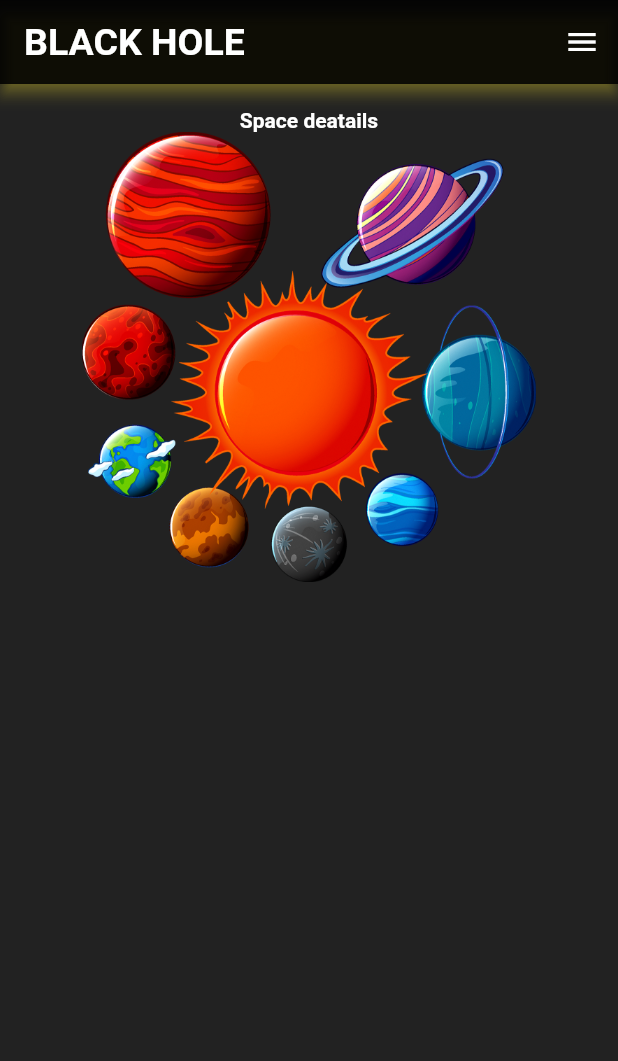
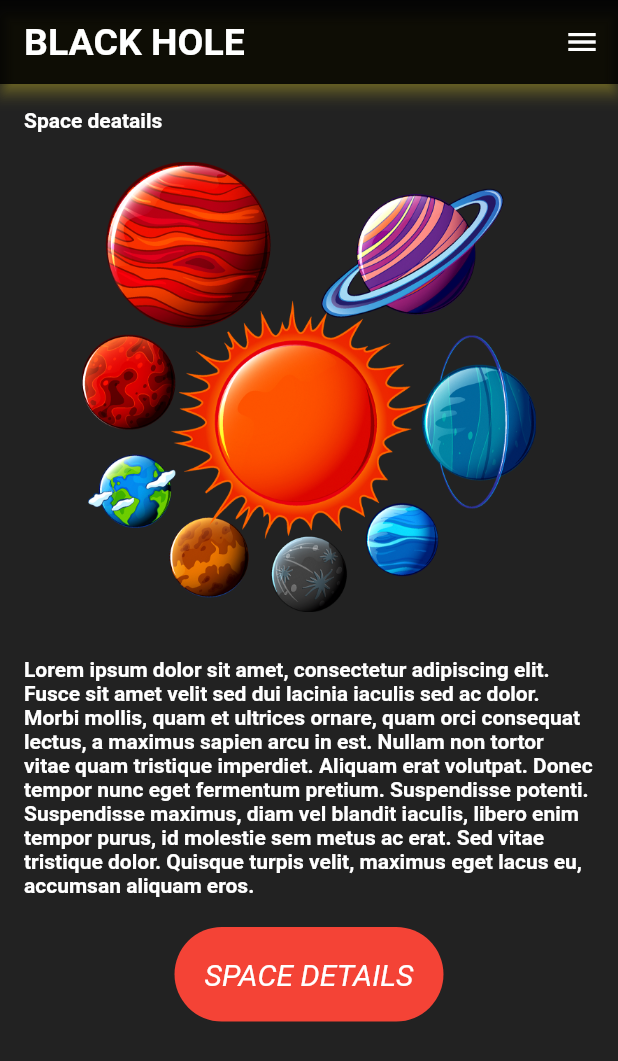
Before and after one commit to isharax9/Solar-System, a Flutter app: the screen it shows after launch, on a phone screen of 412 x 824 dp. Shown: the top 1061 px of the screen. Run offline on Flutter 3.47's test engine with Material 2 defaults, Android fonts, the light colour scheme and no system bars.

Commit message:
First page ok

```diff
--- a/lib/main.dart
+++ b/lib/main.dart
@@ -26,10 +26,11 @@ class MyApp extends StatelessWidget {
           ),
           actions: [IconButton(onPressed: () {}, icon: const Icon(Icons.menu))],
         ),
-        body: Padding(
-          padding: EdgeInsets.all(16),
+        body: SingleChildScrollView(
+          child: Padding(
+            padding: const EdgeInsets.all(16),
             child: Column(
-
+              crossAxisAlignment: CrossAxisAlignment.start,
               children: [
                 const Text(
                   "Space deatails",
@@ -38,6 +39,9 @@ class MyApp extends StatelessWidget {
                       fontSize: 14,
                       color: Color.fromARGB(255, 255, 255, 255)),
                 ),
+                const SizedBox(
+                  height: 20,
+                ),
                 Center(
                   child: Image.asset(
                     "assets/space1.png",
@@ -45,7 +49,38 @@ class MyApp extends StatelessWidget {
                     scale: 2,
                   ),
                 ),
+                const SizedBox(
+                  height: 30,
+                ),
+                const Text(
+                  "Lorem ipsum dolor sit amet, consectetur adipiscing elit. Fusce sit amet velit sed dui lacinia iaculis sed ac dolor. Morbi mollis, quam et ultrices ornare, quam orci consequat lectus, a maximus sapien arcu in est. Nullam non tortor vitae quam tristique imperdiet. Aliquam erat volutpat. Donec tempor nunc eget fermentum pretium. Suspendisse potenti. Suspendisse maximus, diam vel blandit iaculis, libero enim tempor purus, id molestie sem metus ac erat. Sed vitae tristique dolor. Quisque turpis velit, maximus eget lacus eu, accumsan aliquam eros.",
+                  style: TextStyle(
+                    color: Colors.white,
+                    fontWeight: FontWeight.bold,
+                  ),
+                ),
+                const SizedBox(
+                  height: 20,
+                ),
+                // Button
+                Center(
+                  child: Container(
+                    padding: const EdgeInsets.all(20),
+                    decoration: BoxDecoration(
+                      borderRadius: BorderRadius.circular(50),
+                      color: Colors.red,
+                    ),
+                    child: const Text(
+                      "SPACE DETAILS",
+                      style: TextStyle(
+                          color: Colors.white,
+                          fontStyle: FontStyle.italic,
+                          fontSize: 20),
+                    ),
+                  ),
+                ),
               ],
+            ),
           ),
         ),
       ),
```
Lines whose indentation alone changed are shown as unchanged.
